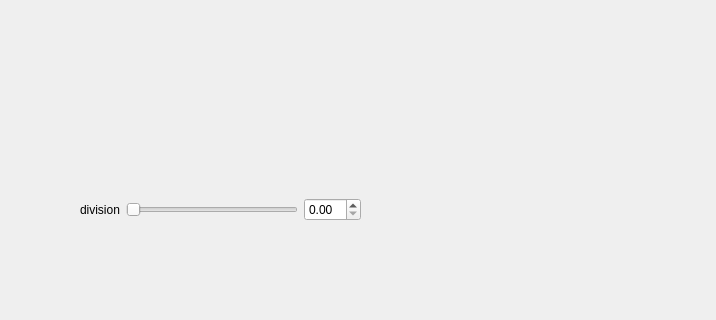
Before: the Qt Designer form scripts/UI/qtdesigner/mainwindow_v1.ui in badabush/Blade-Optimization-Tool, drawn with Qt 5; both pictures show x 420 to 1136 and y 425 to 745 of the 1250 by 745 pixel window.
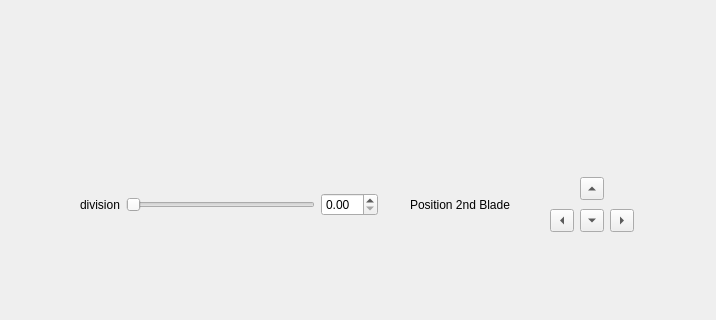
After: the same form once the commit is applied.

Commit message: ref #10 #7 : adding GUI option for annulus Blade Cluster, currently working for single blades. A new GUI window will open on call

The edit to the form file:
```diff
--- a/scripts/UI/qtdesigner/mainwindow_v1.ui
+++ b/scripts/UI/qtdesigner/mainwindow_v1.ui
@@ -351,8 +351,8 @@
      <rect>
       <x>500</x>
       <y>590</y>
-      <width>281</width>
-      <height>51</height>
+      <width>298</width>
+      <height>41</height>
      </rect>
     </property>
     <layout class="QGridLayout" name="gridLayout">
@@ -464,6 +464,71 @@
      </item>
     </layout>
    </widget>
+   <widget class="QWidget" name="layoutWidget">
+    <property name="geometry">
+     <rect>
+      <x>970</x>
+      <y>580</y>
+      <width>86</width>
+      <height>61</height>
+     </rect>
+    </property>
+    <layout class="QGridLayout" name="gridP2">
+     <item row="1" column="2">
+      <widget class="QToolButton" name="btn_b2_right">
+       <property name="text">
+        <string/>
+       </property>
+       <property name="arrowType">
+        <enum>Qt::RightArrow</enum>
+       </property>
+      </widget>
+     </item>
+     <item row="0" column="1">
+      <widget class="QToolButton" name="btn_b2_up">
+       <property name="text">
+        <string/>
+       </property>
+       <property name="arrowType">
+        <enum>Qt::UpArrow</enum>
+       </property>
+      </widget>
+     </item>
+     <item row="1" column="0">
+      <widget class="QToolButton" name="btn_b2_left">
+       <property name="text">
+        <string/>
+       </property>
+       <property name="arrowType">
+        <enum>Qt::LeftArrow</enum>
+       </property>
+      </widget>
+     </item>
+     <item row="1" column="1">
+      <widget class="QToolButton" name="btn_b2_down">
+       <property name="text">
+        <string/>
+       </property>
+       <property name="arrowType">
+        <enum>Qt::DownArrow</enum>
+       </property>
+      </widget>
+     </item>
+    </layout>
+   </widget>
+   <widget class="QLabel" name="label_pos_b2">
+    <property name="geometry">
+     <rect>
+      <x>830</x>
+      <y>590</y>
+      <width>141</width>
+      <height>41</height>
+     </rect>
+    </property>
+    <property name="text">
+     <string>Position 2nd Blade</string>
+    </property>
+   </widget>
    <zorder>gridLayoutWidget</zorder>
    <zorder>gridLayoutWidget_2</zorder>
    <zorder>fig_widget</zorder>
```
Left out of the diff: 19 changed lines with no effect on the pictures. The commit also changes 9 other files.
